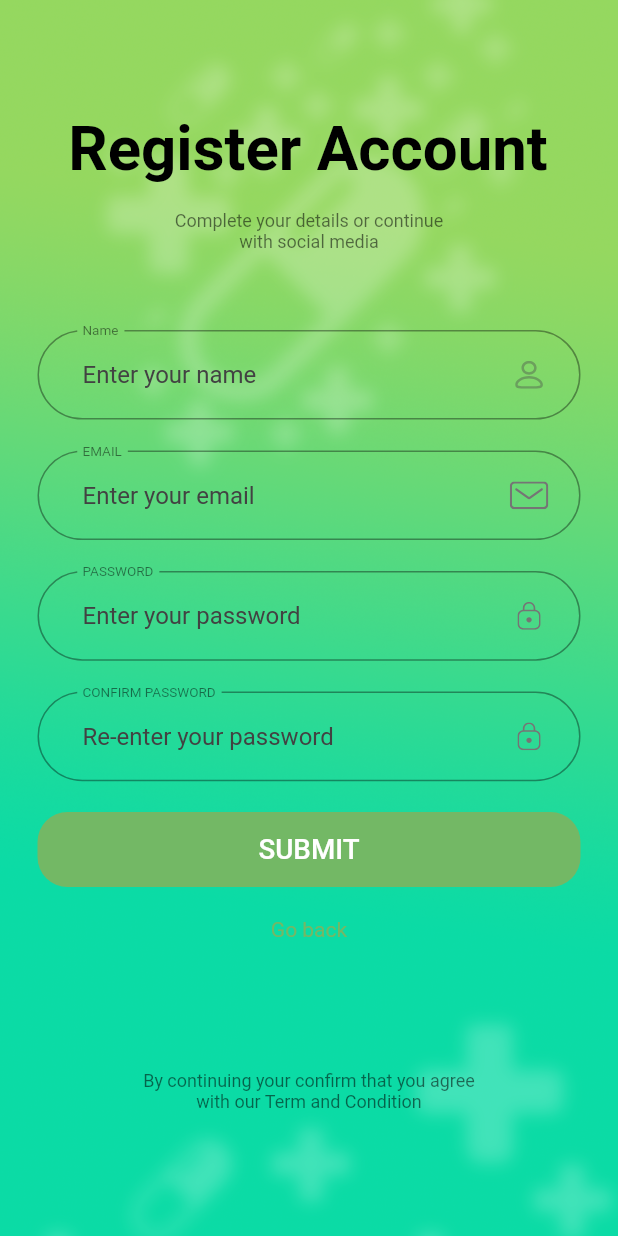
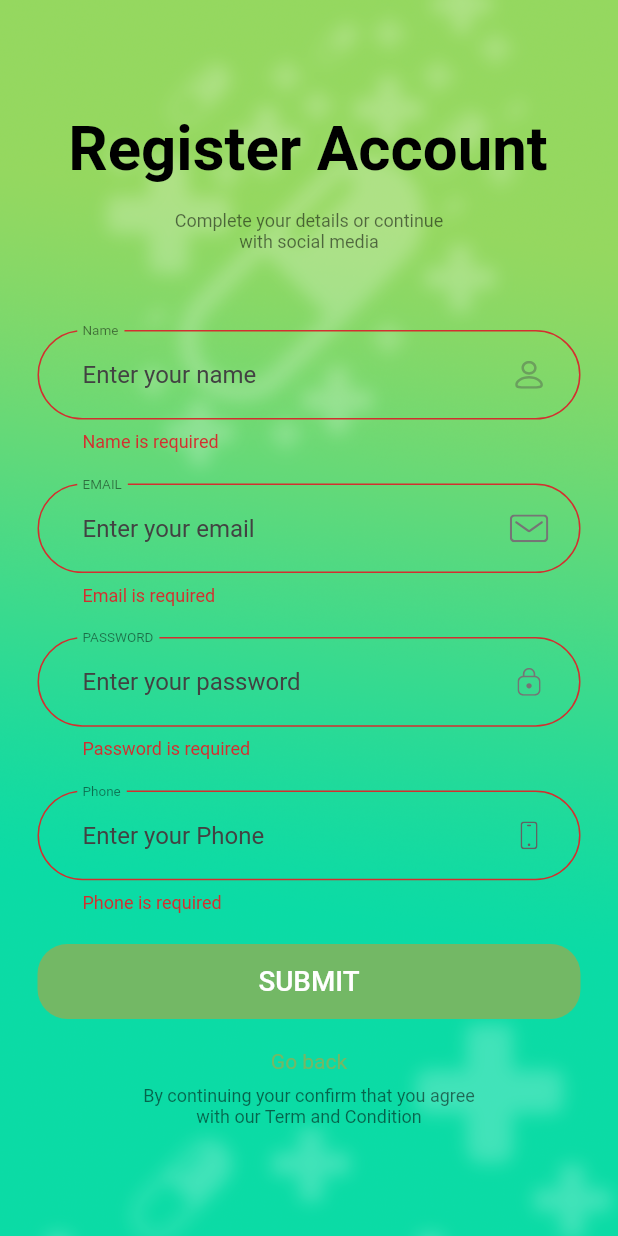
Before and after one commit to emadsaeed3/pharmacia, a Flutter app: the SignUpForm screen opened directly, after a tap on "SUBMIT", on a phone screen of 412 x 824 dp. Run offline on Flutter 3.47's test engine with Material 2 defaults, Android fonts, the light colour scheme and no system bars; our stand-ins replace cloud_firestore, conditional_builder, curved_navigation_bar, firebase_auth, firebase_core, flutter_bloc and 7 more; missing offline and left inert: cloud_firestore_web, firebase_auth_web, firebase_core_web, firebase_storage_web, flutter_login_facebook, google_sign_in_web and 3 more; accounts and stored records are empty; network calls fail.

Commit message:
Add files via upload

```diff
--- a/lib/Screens/Signup/signup_screen.dart
+++ b/lib/Screens/Signup/signup_screen.dart
@@ -4,6 +4,7 @@ import 'package:cloud_firestore/cloud_firestore.dart';
 import 'package:flutter/material.dart';
 import 'package:pharma/Config/MyUser.dart';
 import 'package:pharma/Screens/Home/home_screen.dart';
+import 'package:pharma/Screens/OTP/otp_screen.dart';
 import 'package:pharma/Screens/Welcome/welcome_screen.dart';
 import 'package:pharma/components/authservice.dart';
 import 'package:pharma/components/custom_surfix_icon.dart';
@@ -14,6 +15,11 @@ import '../../constants.dart';
 import '../../size_config.dart';
 
 
+enum MobileVerificationState {
+  SHOW_MOBILE_FORM_STATE,
+  SHOW_OTP_FORM_STATE,
+}
+
 class SignUpForm  extends StatefulWidget {
   @override
   _SignUpFormState createState() => _SignUpFormState();
@@ -21,9 +27,24 @@ class SignUpForm  extends StatefulWidget {
 
 class _SignUpFormState extends State<SignUpForm> {
   final formKey = new GlobalKey<FormState>();
-  String name, email, password;
-  String cpassword;
+  String name, email, password,phone;
   final List<String> errors = [];
+  MobileVerificationState currentState = MobileVerificationState.SHOW_MOBILE_FORM_STATE;
+  final TextEditingController cellnumberController = new TextEditingController();
+  final TextEditingController otpController = new TextEditingController();
+  var verificationCode = '';
+
+
+  @override
+  void initState() {
+    super.initState();
+  }
+
+  void dispose() {
+    cellnumberController.dispose();
+    otpController.dispose();
+    super.dispose();}
+
 
 
   void addError({String error}) {
@@ -40,8 +61,6 @@ class _SignUpFormState extends State<SignUpForm> {
       });
   }
 
-
-
   saveAccOff(MyUser user) async{
     SharedPreferences prefe = await SharedPreferences.getInstance();
     String  jsonString = converObjectToString(user);
@@ -51,26 +70,25 @@ class _SignUpFormState extends State<SignUpForm> {
 
   }
 
-
   String converObjectToString (MyUser user) {
     String json =  jsonEncode(user);
-    print('This fuck is ${json}');
-    return json;
-  }
-
+    return json;}
 
   saveAccOn(MyUser user){
     String userId = user.userId;
     FirebaseFirestore.instance.collection("users").doc(userId).set({
       'name': user.userName,
-      'email': user.email,
+      'email': user.userEmail,
       'password': user.password,
+      'phone': user.phone,
     }).then((value) {
       print('User Added');
       saveAccOff(user);
-      Navigator.pushReplacement(context, MaterialPageRoute(builder: (context) => MainScreen()));
+      Navigator.pushReplacement(context, MaterialPageRoute(builder: (context) => OTPScreen(this.phone)));
     }).catchError((error) => print("Error"));
   }
+
+
 
 
 
@@ -111,6 +129,7 @@ class _SignUpFormState extends State<SignUpForm> {
   }
 
   _buildSignupForm() {
+    final node = FocusScope.of(context);
     return Padding(
         padding: const EdgeInsets.only(left: 25.0, right: 25.0),
         child: ListView(children: [
@@ -182,43 +201,36 @@ class _SignUpFormState extends State<SignUpForm> {
               value.isEmpty ? 'Password is required' : null),
           SizedBox(height: SizeConfig.safeBlockVertical * 10),
           TextFormField(
+              keyboardType: TextInputType.phone,
+              controller: cellnumberController,
+              textInputAction: TextInputAction.done,
+              onFieldSubmitted: (_) => node.unfocus(),
               decoration: InputDecoration(
                 contentPadding: EdgeInsets.fromLTRB(30.0, 10.0, 20.0, 10.0),
-                border: OutlineInputBorder(borderRadius: BorderRadius.circular(32.0)),
-                labelText: 'CONFIRM PASSWORD',
-                hintText: "Re-enter your password",
+                border:
+                OutlineInputBorder(borderRadius: BorderRadius.circular(32.0)),
+                labelText: 'Phone',
+                hintText: "Enter your Phone",
                 floatingLabelBehavior: FloatingLabelBehavior.always,
-                suffixIcon: CustomSurffixIcon(svgIcon: "icons/Lock.svg"),
-                labelStyle: TextStyle(fontSize: 12.0, color: Colors.black.withOpacity(0.5)),),
-              obscureText: true,
+                suffixIcon: CustomSurffixIcon(svgIcon: "icons/Phone.svg"),
+                labelStyle: TextStyle(
+                    fontSize: 12.0,
+                    color: Colors.black.withOpacity(0.5)),),
               onChanged: (value) {
-                if (value.isNotEmpty) {
-                  removeError(error: "Please Enter your password");
-                } else if (value.isNotEmpty && password == cpassword) {
-                  removeError(error: "Passwords don't match");
-                }
-                cpassword = value;
-              },
-            validator: (value) {
-              if (value.isEmpty) {
-                return "Please Enter your password";
-              } else if ((password != value)) {
-                return "Passwords don't match";
-              }
-              return null;
-            },
-          ),
+                this.phone = value;},
+              validator: (value) =>
+              value.isEmpty ? 'Phone is required' : null ),
           SizedBox(height: SizeConfig.safeBlockVertical * 10),
           DefaultButton(
               text: "SUBMIT",
               press:(){
                 if (checkFields())
-                  AuthService().signUp(name,email, password).then((value) {
+                  AuthService().signUp(name,email,password,phone).then((value) {
                     // ignore: non_constant_identifier_names
                     User Fuser = FirebaseAuth.instance.currentUser;
-                     String userId = Fuser.uid;
-                    MyUser user = MyUser(name, email, password, userId);
-                  return saveAccOn(user);
+                    String userId = Fuser.uid;
+                    MyUser user = MyUser(name,email,password,phone, userId);
+                    return saveAccOn(user);
                   }).catchError((e) {
                     ErrorHandler().errorDialog(context, e);
                   });
@@ -236,8 +248,7 @@ class _SignUpFormState extends State<SignUpForm> {
                     style: TextStyle(
                         color: kPrimaryColor,
                      )))]),
-          SizedBox(height: SizeConfig.screenHeight * 0.08),
-          SizedBox(height: SizeConfig.safeBlockVertical *10),
+          SizedBox(height: SizeConfig.screenHeight * 0.01),
           Text(
             'By continuing your confirm that you agree \nwith our Term and Condition',
             textAlign: TextAlign.center,
```
